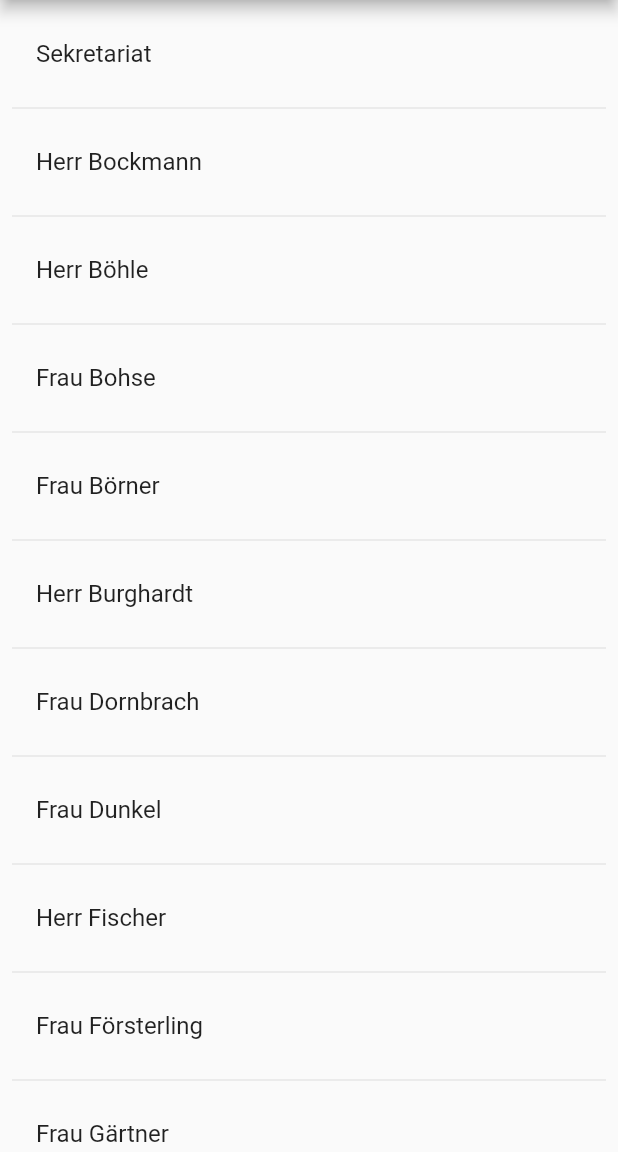
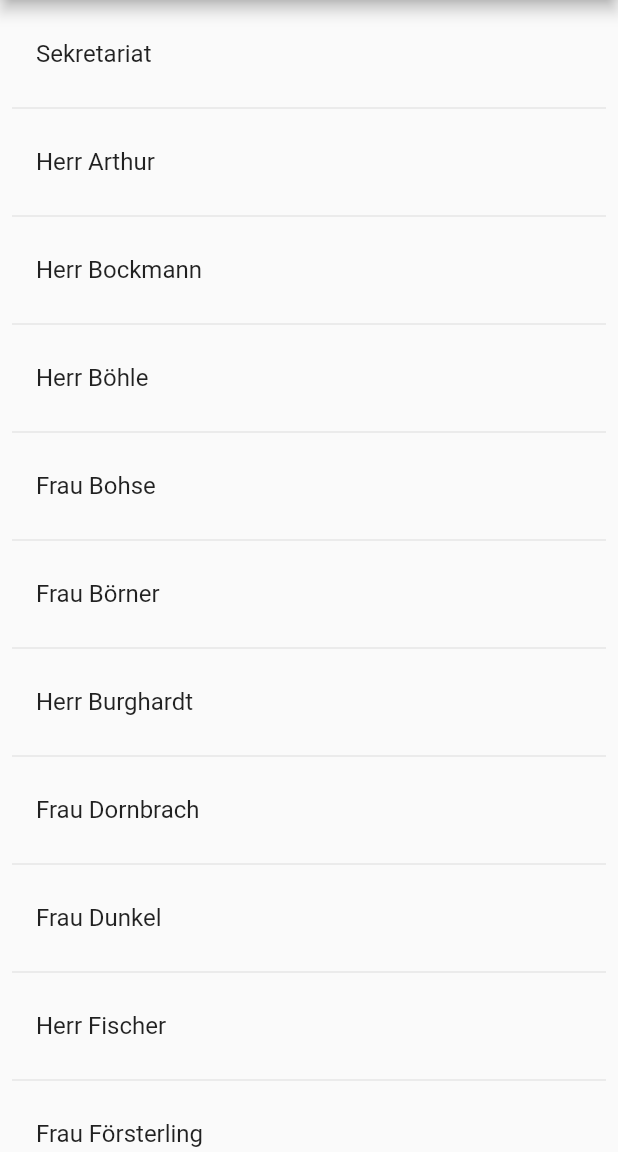
Before and after one commit to MCG-Dallgow/MCG-App, a Flutter app: the TeacherListScreen screen opened directly, on a phone screen of 412 x 824 dp, the part 84-1236 px from its top. Run offline on Flutter 3.47's test engine with Material 2 defaults, Android fonts, the phone set to English and light mode, and no system bars; our stand-ins replace dio, flutter_speed_dial, flutter_svg, shared_preferences; accounts and stored records are empty.

Commit message:
Fix teacher list search

```diff
--- a/lib/screens/teacher_list_screen.dart
+++ b/lib/screens/teacher_list_screen.dart
@@ -79,8 +79,7 @@ class _TeacherListScreenState extends State<TeacherListScreen> {
   }
 
   void _startSearch() {
-    ModalRoute.of(context)
-        ?.addLocalHistoryEntry(LocalHistoryEntry(onRemove: _stopSearching));
+    ModalRoute.of(context)?.addLocalHistoryEntry(LocalHistoryEntry(onRemove: _stopSearching));
 
     setState(() {
       _isSearching = true;
@@ -93,18 +92,10 @@ class _TeacherListScreenState extends State<TeacherListScreen> {
 
       _entries.clear();
       for (Teacher teacher in _teachers) {
-        if (teacher.nachname
-                .toLowerCase()
-                .startsWith(searchQuery.toLowerCase()) ||
-            "${teacher.anrede} ${teacher.nachname}"
-                .toLowerCase()
-                .startsWith(searchQuery.toLowerCase()) ||
-            teacher.vorname
-                .toLowerCase()
-                .startsWith(searchQuery.toLowerCase()) ||
-            teacher.kuerzel
-                .toLowerCase()
-                .startsWith(searchQuery.toLowerCase())) {
+        if (teacher.nachname.toLowerCase().startsWith(searchQuery.toLowerCase()) ||
+            "${teacher.anrede} ${teacher.nachname}".toLowerCase().startsWith(searchQuery.toLowerCase()) ||
+            teacher.vorname.toLowerCase().startsWith(searchQuery.toLowerCase()) ||
+            teacher.kuerzel.toLowerCase().startsWith(searchQuery.toLowerCase())) {
           _entries.add(teacher);
         }
       }
@@ -140,22 +131,21 @@ class _TeacherListScreenState extends State<TeacherListScreen> {
       child: Scaffold(
           appBar: AppBar(
             leading: _isSearching ? const BackButton() : null,
-            title:
-                _isSearching ? _buildSearchField() : const Text("Lehrerliste"),
+            title: _isSearching ? _buildSearchField() : const Text("Lehrerliste"),
             actions: _buildActions(),
           ),
           drawer: const MCGDrawer(),
           body: _entries.isNotEmpty
               ? ListView.builder(
                   padding: const EdgeInsets.all(8),
-                  itemCount: _entries.length * 2,
+                  itemCount:
+                      _entries.length * 2 + ((_entries.isNotEmpty && !_isSearching || searchQuery == '') ? 1 : 0),
                   itemBuilder: (BuildContext context, int index) {
                     if (index == 0 && (!_isSearching || searchQuery == '')) {
                       return ListTile(
                         title: const Text('Sekretariat'),
                         onTap: () {
-                          Navigator.of(context).push(MaterialPageRoute(
-                              builder: (BuildContext context) {
+                          Navigator.of(context).push(MaterialPageRoute(builder: (BuildContext context) {
                             return SekretariatScreen(data: sekretariat);
                           }));
                         },
@@ -164,15 +154,13 @@ class _TeacherListScreenState extends State<TeacherListScreen> {
                     if (index.isOdd) {
                       return const Divider();
                     }
+                    int teacherIndex = index ~/ 2 - ((_entries.isNotEmpty && !_isSearching || searchQuery == '') ? 1 : 0);
                     return ListTile(
                       //leading: CircleAvatar(),
-                      title: Text(
-                          "${_entries[index ~/ 2].anrede} ${_entries[index ~/ 2].nachname}"),
+                      title: Text("${_entries[teacherIndex].anrede} ${_entries[teacherIndex].nachname}"),
                       onTap: () {
-                        Navigator.of(context).push(
-                            MaterialPageRoute(builder: (BuildContext context) {
-                          return TeacherDetailsScreen(
-                              teacher: _entries[index ~/ 2]);
+                        Navigator.of(context).push(MaterialPageRoute(builder: (BuildContext context) {
+                          return TeacherDetailsScreen(teacher: _entries[teacherIndex]);
                         }));
                       },
                     );
```
